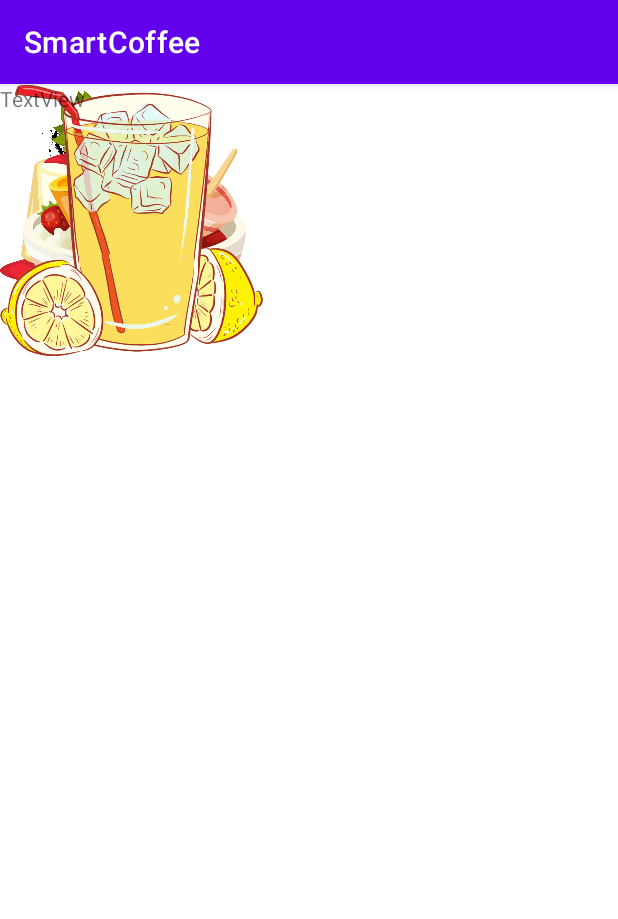
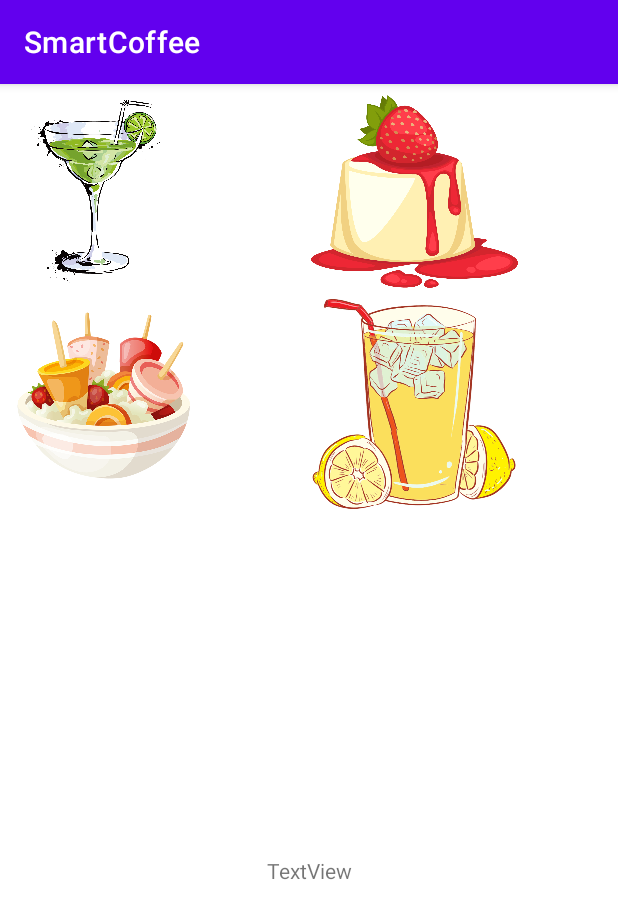
Before and after one commit to Brav9/SmartCoffee, an Android app: the screen it shows after launch (MainActivity), on a phone screen of 412 x 824 dp. Shown: the top 919 px of the screen. Run offline under Robolectric (Android 15) with nearby library versions, the phone set to English and light mode, and no system bars.

Commit message:
Добавление разделительной вертикальной линии Guideline в activity_main.xml

```diff
--- a/app/src/main/res/layout/activity_main.xml
+++ b/app/src/main/res/layout/activity_main.xml
@@ -6,45 +6,57 @@
     android:layout_height="match_parent"
     tools:context=".MainActivity">
 
+    <androidx.constraintlayout.widget.Guideline
+        android:id="@+id/guideline_center"
+        android:layout_width="wrap_content"
+        android:layout_height="wrap_content"
+        android:orientation="vertical"
+        app:layout_constraintGuide_begin="206dp" />
 
     <ImageView
         android:id="@+id/ivCocktail"
-        android:layout_width="163dp"
-        android:layout_height="152dp"
-        app:srcCompat="@drawable/cocktail"
-        tools:layout_editor_absoluteX="16dp"
-        tools:layout_editor_absoluteY="16dp" />
+        android:layout_width="140dp"
+        android:layout_height="140dp"
+        app:layout_constraintStart_toStartOf="parent"
+        app:layout_constraintTop_toTopOf="parent"
+        app:srcCompat="@drawable/cocktail" />
 
     <ImageView
         android:id="@+id/ivCake"
-        android:layout_width="151dp"
-        android:layout_height="149dp"
-        app:srcCompat="@drawable/cake"
-        tools:layout_editor_absoluteX="215dp"
-        tools:layout_editor_absoluteY="16dp" />
+        android:layout_width="138dp"
+        android:layout_height="143dp"
+        app:layout_constraintEnd_toEndOf="parent"
+        app:layout_constraintStart_toEndOf="@+id/ivCocktail"
+        app:layout_constraintTop_toTopOf="parent"
+        app:srcCompat="@drawable/cake" />
 
     <ImageView
         android:id="@+id/ivIce"
-        android:layout_width="181dp"
-        android:layout_height="184dp"
-        app:srcCompat="@drawable/ice"
-        tools:layout_editor_absoluteX="16dp"
-        tools:layout_editor_absoluteY="178dp" />
+        android:layout_width="140dp"
+        android:layout_height="140dp"
+        app:layout_constraintStart_toStartOf="parent"
+        app:layout_constraintTop_toBottomOf="@+id/ivCocktail"
+        app:srcCompat="@drawable/ice" />
 
     <ImageView
         android:id="@+id/ivLemonade"
-        android:layout_width="175dp"
-        android:layout_height="182dp"
-        app:srcCompat="@drawable/lemonade"
-        tools:layout_editor_absoluteX="215dp"
-        tools:layout_editor_absoluteY="180dp" />
+        android:layout_width="140dp
+"
+        android:layout_height="140dp
+"
+        app:layout_constraintEnd_toEndOf="parent"
+        app:layout_constraintStart_toEndOf="@+id/ivIce"
+        app:layout_constraintTop_toBottomOf="@+id/ivCake"
+        app:srcCompat="@drawable/lemonade" />
 
     <TextView
         android:id="@+id/textView"
         android:layout_width="wrap_content"
         android:layout_height="wrap_content"
         android:text="TextView"
-        tools:layout_editor_absoluteX="170dp"
-        tools:layout_editor_absoluteY="410dp" />
+        app:layout_constraintBottom_toBottomOf="parent"
+        app:layout_constraintEnd_toEndOf="parent"
+        app:layout_constraintStart_toStartOf="parent"
+        app:layout_constraintTop_toBottomOf="@+id/ivIce" />
 
 </androidx.constraintlayout.widget.ConstraintLayout>
```
